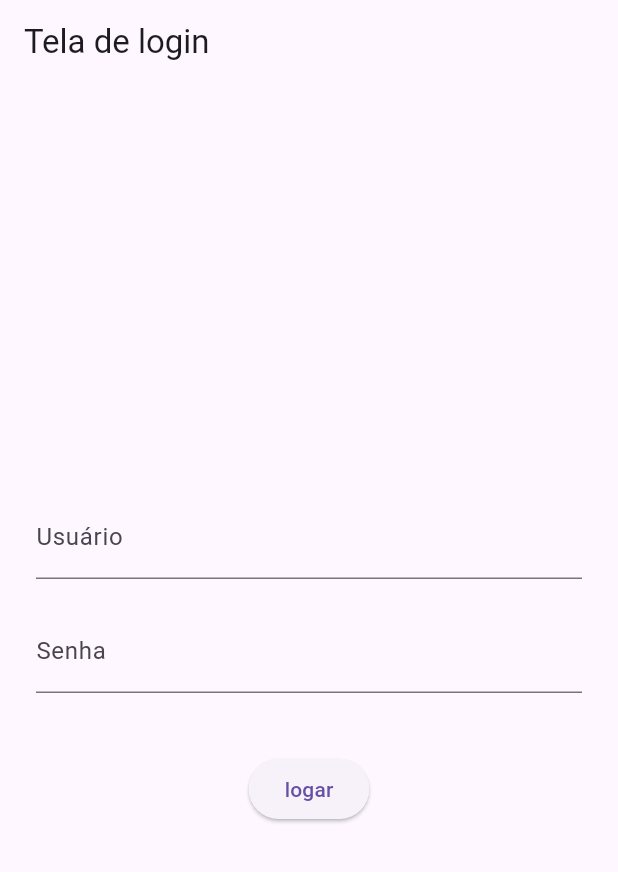
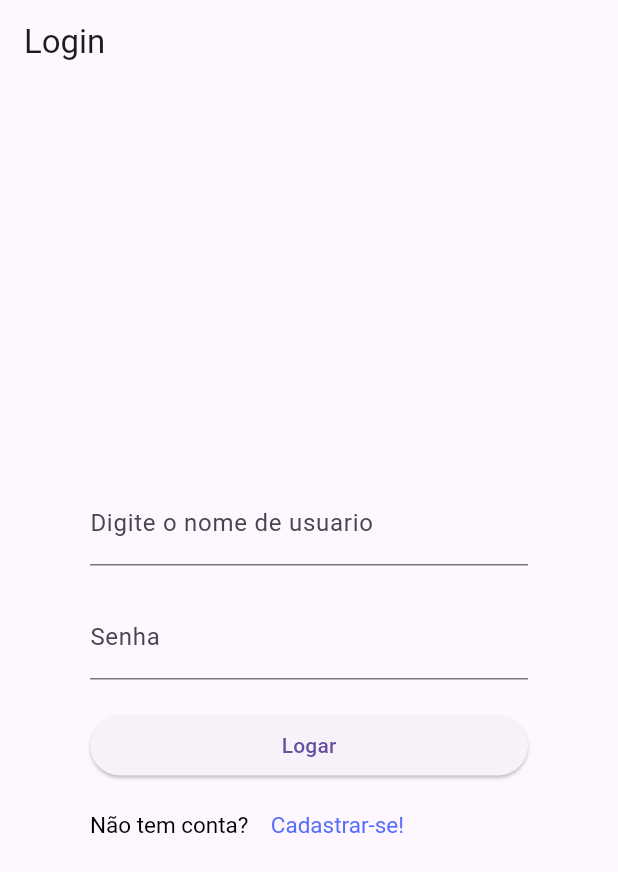
Before and after one commit to ilsonluquetta/MimPedir, a Flutter app: the screen it shows after launch, on a phone screen of 412 x 824 dp. Shown: the top 872 px of the screen. Run offline on Flutter 3.47's test engine with Material 3 defaults, Android fonts, the phone set to English and light mode, and no system bars; our stand-ins replace sqflite; accounts and stored records are empty.

Commit message:
alterações feitas

```diff
--- /dev/null
+++ b/lib/db/usuario_dao.dart
@@ -0,0 +1,22 @@
+import '../usuario.dart';
+import 'database_helper.dart';
+
+class UsuarioDAO{
+
+  static Usuario usuarioLogado = Usuario();
+
+  static Future<bool> autenticar(String login, String senha) async{
+
+    final db = await DatabaseHelper.getDatabase();
+
+    final resultado = await db.query(
+      'tb_usuario',
+      where:'nm_login = ? and ds_senha = ?',
+      whereArgs: [login, senha] // where args serve para colocar parametros no ?.
+    );
+    usuarioLogado.codigo == resultado.first['cd_usuario'] as int;
+    usuarioLogado.nome == resultado.first['nm_usuario'] as String;
+    usuarioLogado.login == resultado.first['nm_login'] as String;
+    return resultado.isNotEmpty;
+  }
+}
--- a/lib/main.dart
+++ b/lib/main.dart
@@ -1,5 +1,5 @@
 import 'package:flutter/material.dart';
-import 'tela_login.dart';
+import 'package:projetoflutter/tela_login.dart';
 
 void main() {
   runApp(const MyApp());
@@ -9,11 +9,16 @@ class MyApp extends StatelessWidget {
   const MyApp({super.key});
 
   @override
-  Widget build(BuildContext context) {
-
+  Widget build(BuildContext context){
+    /*Usuario u = Usuario(
+      1,
+      "123",
+      "Emerson123",
+      "Emerson"
+    );*/
     return MaterialApp(
       debugShowCheckedModeBanner: false,
-      home: telalogin(),
+      home: TelaLogin()
     );
   }
 }
--- /dev/null
+++ b/lib/restaurante.dart
@@ -0,0 +1,16 @@
+class Restaurante{
+  int? _codigo;
+  String? _nome;
+  // Construtor
+  Restaurante(int? codigo, String? nome){
+    _codigo = codigo;
+    _nome = nome;
+  }
+
+  int? get codigo => _codigo;
+  String? get nome => _nome;
+
+
+  set codigo(int? codigo) => _codigo = codigo;
+  set nome(String? nome) => _nome = nome;
+}
--- a/lib/tela_login.dart
+++ b/lib/tela_login.dart
@@ -1,25 +1,25 @@
-import 'tela_home.dart';
 import 'package:flutter/material.dart';
-import 'usuario.dart';
-import 'banco/usuario_dao.dart';
+import 'package:projetoflutter/db/usuario_dao.dart';
+import 'package:projetoflutter/tela_home.dart';
 
-class telalogin extends StatelessWidget{
-  telalogin({super.key});
-
+class TelaLogin extends StatelessWidget{
+  TelaLogin({super.key});
 
   final TextEditingController usuarioController = TextEditingController();
   final TextEditingController senhaController = TextEditingController();
 
+  //Usuario u = Usuario(1, '123Forte', 'AdmTop', 'Eu');
+
   @override
   Widget build(BuildContext context){
     return Scaffold(
-      appBar: AppBar(title: const Text("Tela de login")),
-      body: Padding(padding: const EdgeInsets.all(24.0),
+      appBar: AppBar(title: const Text("Login")),
+      body: Padding(padding: const EdgeInsets.all(60.0),
         child: Column(
           mainAxisAlignment: MainAxisAlignment.center,
           children: [
             TextField(
-              decoration: const InputDecoration(labelText: 'Usuário'),
+              decoration: const InputDecoration(labelText: "Digite o nome de usuario"),
               controller: usuarioController,
             ),
             const SizedBox(height: 20),
@@ -28,24 +28,46 @@ class telalogin extends StatelessWidget{
               obscureText: true,
               controller: senhaController,
             ),
-            const SizedBox(height: 40),
-            ElevatedButton(onPressed: () async{
+            const SizedBox(height: 20),
+            Column(
+              children: [
+                ElevatedButton(onPressed: () async{
+                  final sucesso = await UsuarioDAO.autenticar(usuarioController.text, senhaController.text);
+                  if (sucesso){
+                    await Navigator.push(context,
+                        MaterialPageRoute(builder: (context) => telaHome()));
+                  }else{
+                    ScaffoldMessenger.of(context).showSnackBar(
+                        SnackBar(content: Text("Usuario ou senha digitado errado"))
+                    );
+                  }
+                }, child: Row(
+                  spacing: 15,
+                  mainAxisAlignment: MainAxisAlignment.center,
+                  children: [
+                    Text('Logar')
+                  ],
+                ),
+                )
+              ],
+            ),
+            SizedBox(height: 20),
+            Column(
+              mainAxisAlignment: MainAxisAlignment.end,
+              crossAxisAlignment: CrossAxisAlignment.start,
+              children: [
+                Align(
+                  alignment: Alignment.centerLeft,
+                  child:
+                    RichText(text: TextSpan(children: <TextSpan>[
+                      TextSpan(text: 'Não tem conta?    ', style: TextStyle(color: Colors.black, fontSize: 15)),
+                      TextSpan(text: 'Cadastrar-se!', style: TextStyle(color: Colors.indigoAccent, fontSize: 15)
+                      )
+                    ]))
+                )
 
-              final sucesso = await UsuarioDao.autenticar(usuarioController.text, senhaController.text);
-
-              if(sucesso){
-                Navigator.push(context,
-                  MaterialPageRoute(builder: (context) => telahome())
-                );
-              }else {
-                ScaffoldMessenger.of(context).showSnackBar(
-                    SnackBar(content: Text("Usuário ou senha inválidos!!"))
-                );
-              }
-              ScaffoldMessenger.of(context).showSnackBar(
-                 SnackBar(content: Text("Usuário: ${usuarioController.text} Senha: ${senhaController.text}"))
-              );
-            }, child: const Text('logar'))
+              ],
+            )
           ],
         ),
       )
--- /dev/null
+++ b/lib/tipo.dart
@@ -0,0 +1,15 @@
+class Tipo{
+  int? _codigo;
+  String? _nome;
+
+  Tipo(int? codigo, String? nome){
+    _codigo = codigo;
+    _nome = nome;
+  }
+
+  int? get codigo => _codigo;
+  String? get nome => _nome;
+
+  set codigo(int? codigo) => _codigo = codigo;
+  set nome(String? nome) => _nome = nome;
+}
--- a/lib/usuario.dart
+++ b/lib/usuario.dart
@@ -4,31 +4,30 @@ class Usuario{
   String? _login;
   String? _senha;
 
-  Usuario({String? nome, int? codigo, String? senha, String? login}){
+  // Construtor
+  Usuario({int? codigo, String? senha, String? login, String? nome}){
+    _codigo = codigo;
     _senha = senha;
-    _codigo = codigo;
+    _login = login;
     _nome = nome;
-    _login = login;
   }
-
-  //getters
-  //escrita do get tradicional
+  //Getters e Setters
+  // exemplo tradicional de getter
   String? get login{
     return _login;
   }
-   //escrita do get no estilo dart
+  // metodo estilo dart
+  int? get codigo => _codigo;
   String? get nome => _nome;
   String? get senha => _senha;
-   int? get codigo => _codigo;
 
   //setters
-  //escrita do set tradicional
+  //setters tradicional
   set login(String? login){
     _login = login;
   }
-
-   //escrita do set no estilo dart
+  //Setters estilo dart
   set nome(String? nome) => _nome = nome;
+  set codigo (int? codigo) => _codigo = codigo;
   set senha(String? senha) => _senha = senha;
-   set codigo(int? codigo) => _codigo = codigo;
 }
--- a/pubspec.yaml
+++ b/pubspec.yaml
@@ -1,4 +1,4 @@
-name: mimpedir
+name: projetoflutter
 description: "A new Flutter project."
 # The following line prevents the package from being accidentally published to
 # pub.dev using `flutter pub publish`. This is preferred for private packages.
@@ -34,6 +34,7 @@ dependencies:
   path: ^1.8.3
   path_provider: ^2.1.2
 
+
   # The following adds the Cupertino Icons font to your application.
   # Use with the CupertinoIcons class for iOS style icons.
   cupertino_icons: ^1.0.8
@@ -63,6 +64,7 @@ flutter:
   # To add assets to your application, add an assets section, like this:
   assets:
     - assets/Solucao_Completa.db
+  #   - images/a_dot_burr.jpeg
   #   - images/a_dot_ham.jpeg
 
   # An image asset can refer to one or more resolution-specific "variants", see
```
Also changed, not shown: lib/cad_restaurante.dart (added, +135 -0 lines), lib/db/database_helper.dart (added, +25 -0 lines), lib/db/restaurante_dao.dart (added, +43 -0 lines), lib/db/tipo_dao.dart (added, +17 -0 lines), lib/tela_edit_restaurante.dart (added, +42 -0 lines), lib/tela_home.dart (+77 -24 lines), 6 other files. Lines whose indentation alone changed are shown as unchanged.
